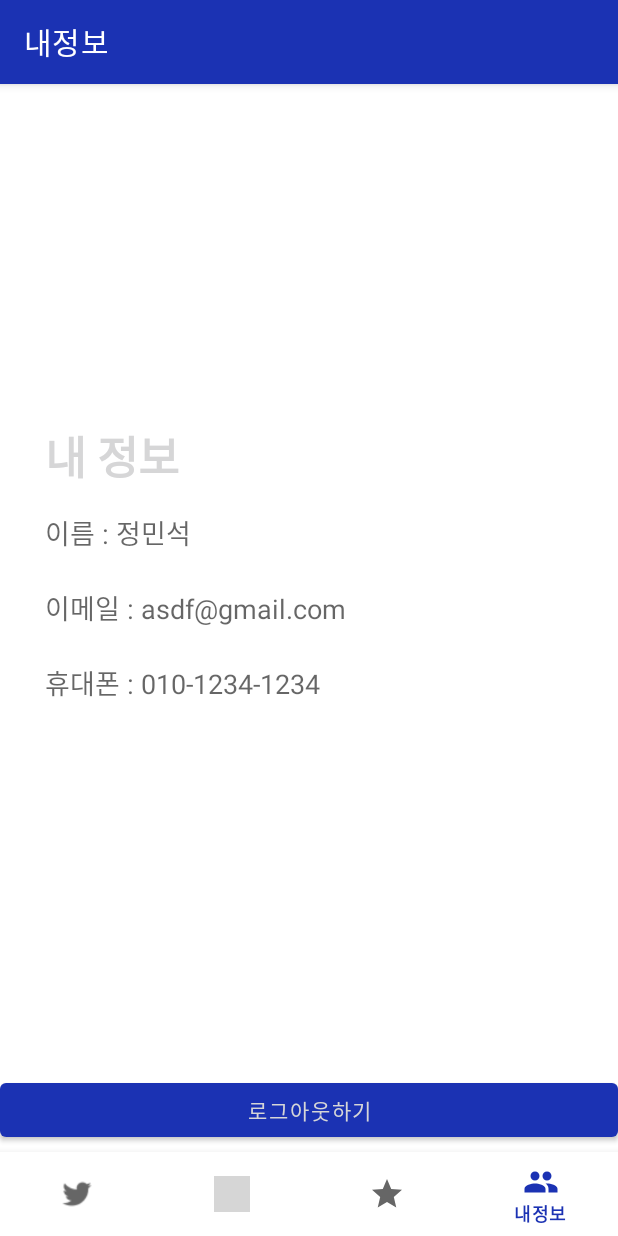
After one commit to JamesDev51/dont-late-for-lecture, an Android app: the MyPageFragment screen opened through its navigation route, on a phone screen of 412 x 824 dp. The commit adds this screen. Run offline under Robolectric (Android 15) with nearby library versions, the phone set to English and light mode, and no system bars; our stand-ins replace navigation-ui; network calls fail; grey boxes are pictures that could not be loaded.

Commit message:
feat: 메뉴에 내 정보 추가, 레이아웃 구성은 완료

```diff
--- a/app/src/main/java/com/team8/dlfl/view/mainview/MainActivity.kt
+++ b/app/src/main/java/com/team8/dlfl/view/mainview/MainActivity.kt
@@ -2,7 +2,6 @@ package com.team8.dlfl.view.mainview
 
 import androidx.appcompat.app.AppCompatActivity
 import android.os.Bundle
-import androidx.fragment.app.Fragment
 import androidx.navigation.fragment.NavHostFragment
 import androidx.navigation.ui.AppBarConfiguration
 import androidx.navigation.ui.setupActionBarWithNavController
@@ -21,7 +20,7 @@ class MainActivity : AppCompatActivity() {
         binding = ActivityMainBinding.inflate(layoutInflater)
         val navController = binding.frgNav.getFragment<NavHostFragment>().navController
         val appBarConfiguration = AppBarConfiguration(
-            setOf(R.id.entryFragment, R.id.twitterWebFragment, R.id.markFragment)  //  top level 메뉴들
+            setOf(R.id.entryFragment, R.id.twitterWebFragment, R.id.markFragment,R.id.myPageFragment)  //  top level 메뉴들
         )
         setupActionBarWithNavController(navController, appBarConfiguration)
         binding.bottomNav.setupWithNavController(navController)
--- /dev/null
+++ b/app/src/main/java/com/team8/dlfl/view/mainview/MyPageFragment.kt
@@ -0,0 +1,28 @@
+package com.team8.dlfl.view.mainview
+
+import android.os.Bundle
+import android.view.LayoutInflater
+import android.view.View
+import android.view.ViewGroup
+import androidx.fragment.app.Fragment
+import com.team8.dlfl.R
+import com.team8.dlfl.databinding.FragmentMarkBinding
+import com.team8.dlfl.databinding.FragmentMyPageBinding
+
+
+class MyPageFragment : Fragment() {
+
+    var binding : FragmentMyPageBinding? = null
+
+    override fun onCreateView(
+        inflater: LayoutInflater, container: ViewGroup?,
+        savedInstanceState: Bundle?
+    ): View? {
+        binding = FragmentMyPageBinding.inflate(inflater)
+
+
+        return binding?.root
+    }
+
+
+}
--- a/app/src/main/res/layout/fragment_login.xml
+++ b/app/src/main/res/layout/fragment_login.xml
@@ -5,7 +5,7 @@
     <FrameLayout
             android:layout_width="match_parent"
             android:layout_height="match_parent"
-            tools:context=".view.authview.LoginFragment" android:id="@+id/login_fragment">
+            tools:context=".view.authview.LoginFragment" android:id="@+id/myPageFragment">
         <LinearLayout
                 android:layout_width="match_parent"
                 android:layout_height="wrap_content"
@@ -18,14 +18,14 @@
                 app:layout_constraintEnd_toEndOf="parent"
                 app:layout_constraintStart_toStartOf="parent"
                 app:layout_constraintTop_toTopOf="parent" tools:ignore="UselessParent">
+
+
             <TextView
                     android:layout_width="wrap_content"
                     android:layout_height="wrap_content"
                     style="@style/loginHeader"
                     android:text="@string/login2"
                     android:layout_marginTop="@dimen/loginViewsMargin"/>
-
-
             <EditText
                     android:id="@+id/editTextEmail"
                     style="@style/modifiedEditText"
--- /dev/null
+++ b/app/src/main/res/layout/fragment_my_page.xml
@@ -0,0 +1,64 @@
+<?xml version="1.0" encoding="utf-8"?>
+<androidx.constraintlayout.widget.ConstraintLayout xmlns:android="http://schemas.android.com/apk/res/android"
+                                                   xmlns:app="http://schemas.android.com/apk/res-auto" xmlns:tools="http://schemas.android.com/tools"
+                                                   android:layout_width="match_parent"
+                                                   android:layout_height="match_parent"
+                                                   tools:context=".view.mainview.MyPageFragment" android:id="@+id/frameLayout6">
+    <LinearLayout
+            android:orientation="vertical"
+            android:layout_width="match_parent"
+            android:layout_height="wrap_content" app:layout_constraintTop_toTopOf="parent" android:layout_margin="30dp" android:id="@+id/linearLayout2" tools:layout_editor_absoluteX="30dp"
+            app:layout_constraintBottom_toTopOf="@+id/btn_logout">
+        <TextView
+                android:layout_width="wrap_content"
+                android:layout_height="60dp"
+                style="@style/loginHeader"
+                android:text="내 정보"
+                android:id="@+id/textView14"
+        />
+        <LinearLayout
+                android:orientation="horizontal"
+                android:layout_width="match_parent"
+                android:layout_height="50dp"
+        >
+            <TextView
+                    android:text="이름 : "
+                    android:layout_width="wrap_content"
+                    android:layout_height="wrap_content" android:id="@+id/head_name" android:textAppearance="@style/TextAppearance.AppCompat.Medium" tools:ignore="HardcodedText"/>
+            <TextView
+                    android:text="정민석"
+                    android:layout_width="wrap_content"
+                    android:layout_height="wrap_content" android:id="@+id/txt_name" android:layout_weight="1" android:textAppearance="@style/TextAppearance.AppCompat.Medium" tools:ignore="HardcodedText"/>
+        </LinearLayout>
+        <LinearLayout
+                android:orientation="horizontal"
+                android:layout_width="match_parent"
+                android:layout_height="50dp">
+            <TextView
+                    android:text="이메일 : "
+                    android:layout_width="wrap_content"
+                    android:layout_height="wrap_content" android:id="@+id/head_email" android:textAppearance="@style/TextAppearance.AppCompat.Medium"/>
+            <TextView
+                    android:text="asdf@gmail.com"
+                    android:layout_width="wrap_content"
+                    android:layout_height="wrap_content" android:id="@+id/txt_email" android:layout_weight="1" android:textAppearance="@style/TextAppearance.AppCompat.Medium"/>
+        </LinearLayout>
+        <LinearLayout
+                android:orientation="horizontal"
+                android:layout_width="match_parent"
+                android:layout_height="50dp">
+            <TextView
+                    android:text="휴대폰 : "
+                    android:layout_width="wrap_content"
+                    android:layout_height="wrap_content" android:id="@+id/head_phone" android:textAppearance="@style/TextAppearance.AppCompat.Medium"/>
+            <TextView
+                    android:text="010-1234-1234"
+                    android:layout_width="wrap_content"
+                    android:layout_height="wrap_content" android:id="@+id/txt_phone" android:layout_weight="1" android:textAppearance="@style/TextAppearance.AppCompat.Medium"/>
+        </LinearLayout>
+    </LinearLayout>
+    <Button
+            android:text="로그아웃하기"
+            android:layout_width="match_parent"
+            android:layout_height="wrap_content" android:id="@+id/btn_logout" app:backgroundTint="#1B32B3" tools:layout_editor_absoluteX="0dp" app:layout_constraintBottom_toBottomOf="parent" android:layout_marginBottom="4dp"/>
+</androidx.constraintlayout.widget.ConstraintLayout>
--- a/app/src/main/res/menu/menu_top.xml
+++ b/app/src/main/res/menu/menu_top.xml
@@ -14,4 +14,8 @@
             android:title="즐겨찾기"
             android:id="@+id/markFragment"
             android:icon="@drawable/ic_baseline_star_24" />
+    <item
+            android:title="내정보"
+            android:id="@+id/myPageFragment"
+            android:icon="@drawable/ic_baseline_people_24" />
 </menu>
--- a/app/src/main/res/navigation/nav_main.xml
+++ b/app/src/main/res/navigation/nav_main.xml
@@ -1,9 +1,9 @@
 <?xml version="1.0" encoding="utf-8"?>
 <navigation xmlns:android="http://schemas.android.com/apk/res/android"
-        xmlns:app="http://schemas.android.com/apk/res-auto"
-        xmlns:tools="http://schemas.android.com/tools"
-        android:id="@+id/nav_main"
-        app:startDestination="@id/entryFragment">
+            xmlns:app="http://schemas.android.com/apk/res-auto"
+            xmlns:tools="http://schemas.android.com/tools"
+            android:id="@+id/nav_main"
+            app:startDestination="@id/entryFragment" android:label="내 정보 보기">
 
     <fragment
             android:id="@+id/entryFragment"
@@ -17,10 +17,10 @@
             tools:layout="@layout/fragment_mark">
         <action
                 android:id="@+id/action_markFragment_to_addFragment"
-                app:destination="@id/addFragment" />
+                app:destination="@id/addFragment"/>
         <action
                 android:id="@+id/action_markFragment_to_latelyFragment"
-                app:destination="@id/latelyFragment" />
+                app:destination="@id/latelyFragment"/>
     </fragment>
     <fragment
             android:id="@+id/addFragment"
@@ -29,16 +29,17 @@
             tools:layout="@layout/fragment_add">
         <action
                 android:id="@+id/action_addFragment_to_markFragment"
-                app:destination="@id/markFragment" />
+                app:destination="@id/markFragment"/>
     </fragment>
     <fragment
             android:id="@+id/twitterWebFragment"
             android:name="com.team8.dlfl.view.mainview.TwitterWebFragment"
             android:label="최신 알림"
-            tools:layout="@layout/fragment_twitter_web" />
+            tools:layout="@layout/fragment_twitter_web"/>
     <fragment
             android:id="@+id/latelyFragment"
             android:name="com.team8.dlfl.view.mainview.LatelyFragment"
             android:label="실시간 지하철 위치 정보"
-            tools:layout="@layout/fragment_lately" />
+            tools:layout="@layout/fragment_lately"/>
+    <fragment android:id="@+id/myPageFragment" android:name="com.team8.dlfl.view.mainview.MyPageFragment" android:label="내정보" tools:layout="@layout/fragment_my_page"/>
 </navigation>
--- a/app/src/main/res/values/themes.xml
+++ b/app/src/main/res/values/themes.xml
@@ -2,8 +2,8 @@
     <!-- Base application theme. -->
     <style name="Theme.Dlfl" parent="Theme.MaterialComponents.DayNight.DarkActionBar">
         <!-- Primary brand color. -->
-        <item name="colorPrimary">@color/purple_500</item>
-        <item name="colorPrimaryVariant">@color/purple_700</item>
+        <item name="colorPrimary">#FF1B32B3</item>
+        <item name="colorPrimaryVariant">#FF1B32B3</item>
         <item name="colorOnPrimary">@color/white</item>
         <!-- Secondary brand color. -->
         <item name="colorSecondary">@color/teal_200</item>
--- a/build.gradle
+++ b/build.gradle
@@ -2,7 +2,7 @@
 plugins {
     id 'com.android.application' version '7.2.0' apply false
     id 'com.android.library' version '7.2.0' apply false
-    id 'org.jetbrains.kotlin.android' version '1.7.20' apply false
+    id 'org.jetbrains.kotlin.android' version '1.7.21' apply false
 
     id 'com.google.gms.google-services' version '4.3.13' apply false     //구글 서비스 추가
 }
```
